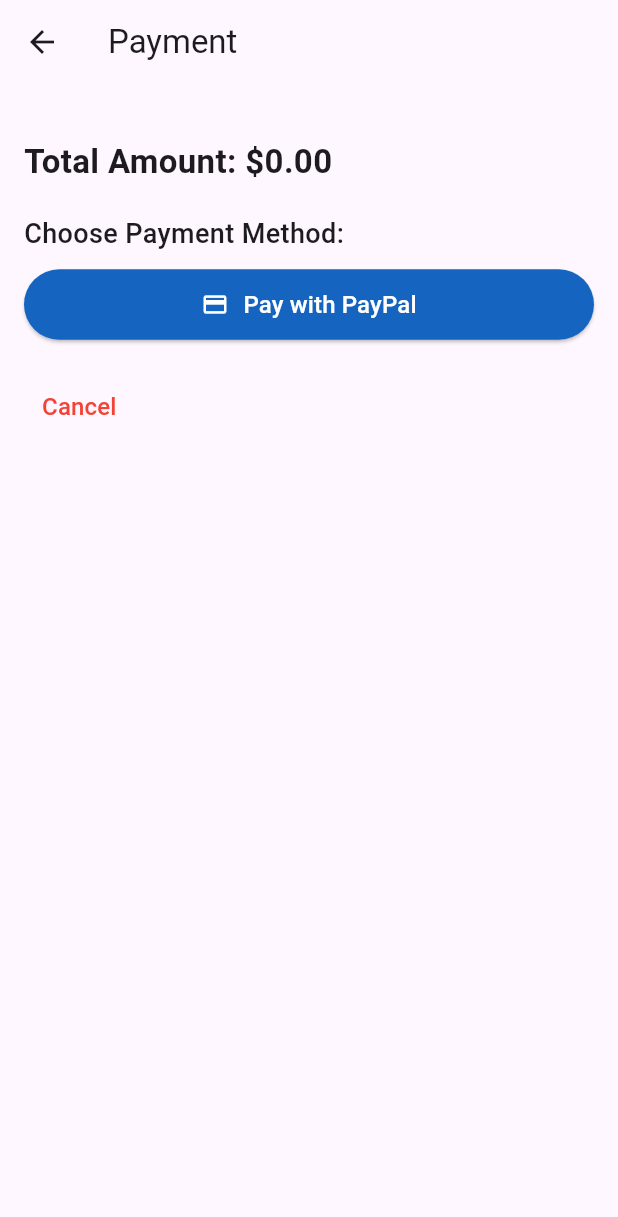
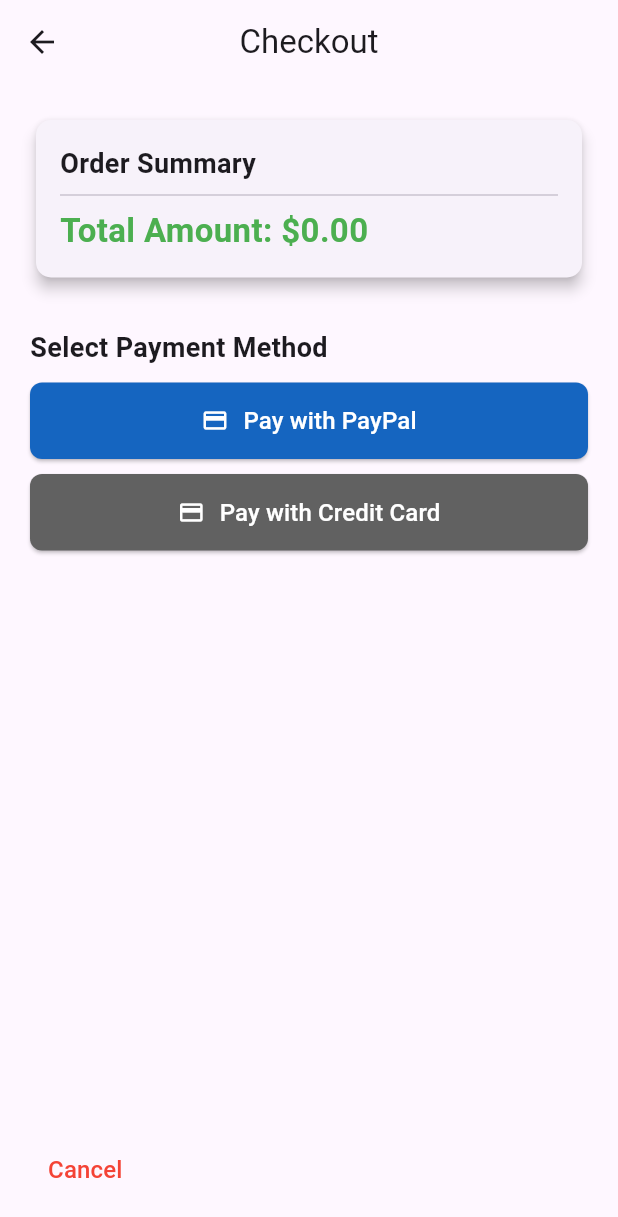
Before and after one commit to B2000513/assignmentbit31, a Flutter app: the PaymentScreen screen opened directly with empty values, on a phone screen of 412 x 824 dp. Shown: the top 1217 px of the screen. Run offline on Flutter 3.47's test engine with Material 3 defaults, Android fonts, the phone set to English and light mode, and no system bars; our stand-ins replace fl_chart, open_file, pdf, qr_flutter.

Commit message:
new project

```diff
--- a/lib/pages/BookingMainScreen.dart
+++ b/lib/pages/BookingMainScreen.dart
@@ -44,8 +44,9 @@
                     //   Event Image
                     ClipRRect(
                       borderRadius: const BorderRadius.vertical(top: Radius.circular(12)),
-                      child: Image.network(
-                        event.image,
+                      child: Image.asset(
+
+                        'assets/concert.jpg',
                         height: 180,
                         width: double.infinity,
                         fit: BoxFit.cover,
--- a/lib/pages/paymentScreen.dart
+++ b/lib/pages/paymentScreen.dart
@@ -8,49 +8,41 @@
   @override
   Widget build(BuildContext context) {
     return Scaffold(
-      appBar: AppBar(title: Text("Payment")),
+      appBar: AppBar(title: Text("Checkout"), centerTitle: true),
       body: Padding(
-        padding: const EdgeInsets.all(16.0),
+        padding: const EdgeInsets.all(20.0),
         child: Column(
           crossAxisAlignment: CrossAxisAlignment.start,
           children: [
-            SizedBox(height: 20),
-
-            //       Total Amount
-            Text(
-              "Total Amount: \$${totalPrice.toStringAsFixed(2)}",
-              style: TextStyle(fontSize: 22, fontWeight: FontWeight.bold),
-            ),
-
-            SizedBox(height: 20),
-
-            //       Payment Options
-            Text(
-              "Choose Payment Method:",
-              style: TextStyle(fontSize: 18, fontWeight: FontWeight.w500),
-            ),
-            SizedBox(height: 10),
-
-            // PayPal Payment Button
-            ElevatedButton(
-              onPressed: () {
-                _processPayPalPayment(context);
-              },
-              style: ElevatedButton.styleFrom(
-                backgroundColor: Colors.blue[800],
-                padding: EdgeInsets.symmetric(vertical: 12),
-              ),
-              child: Row(
-                mainAxisAlignment: MainAxisAlignment.center,
-                children: [
-                  Icon(Icons.payment, color: Colors.white),
-                  SizedBox(width: 10),
-                  Text("Pay with PayPal", style: TextStyle(fontSize: 16, color: Colors.white)),
-                ],
+            // Order Summary Card
+            Card(
+              elevation: 4,
+              shape: RoundedRectangleBorder(borderRadius: BorderRadius.circular(10)),
+              child: Padding(
+                padding: const EdgeInsets.all(16.0),
+                child: Column(
+                  crossAxisAlignment: CrossAxisAlignment.start,
+                  children: [
+                    Text("Order Summary", style: TextStyle(fontSize: 18, fontWeight: FontWeight.bold)),
+                    Divider(),
+                    Text("Total Amount: \$${totalPrice.toStringAsFixed(2)}",
+                        style: TextStyle(fontSize: 22, fontWeight: FontWeight.bold, color: Colors.green)),
+                  ],
+                ),
               ),
             ),
 
-            SizedBox(height: 20),
+            SizedBox(height: 30),
+
+            // Payment Methods
+            Text("Select Payment Method", style: TextStyle(fontSize: 18, fontWeight: FontWeight.bold)),
+            SizedBox(height: 10),
+
+            _buildPaymentButton(context, Icons.payment, "Pay with PayPal", Colors.blue[800], _processPayPalPayment),
+            SizedBox(height: 10),
+            _buildPaymentButton(context, Icons.credit_card, "Pay with Credit Card", Colors.grey[700], _showCreditCardDialog),
+
+            Spacer(),
 
             // Cancel Button
             TextButton(
@@ -63,9 +55,26 @@
     );
   }
 
-  //       Mock PayPal Payment Processing
+  Widget _buildPaymentButton(BuildContext context, IconData icon, String text, Color? color, Function(BuildContext) onPressed) {
+    return ElevatedButton(
+      onPressed: () => onPressed(context),
+      style: ElevatedButton.styleFrom(
+        backgroundColor: color,
+        padding: EdgeInsets.symmetric(vertical: 14),
+        shape: RoundedRectangleBorder(borderRadius: BorderRadius.circular(8)),
+      ),
+      child: Row(
+        mainAxisAlignment: MainAxisAlignment.center,
+        children: [
+          Icon(icon, color: Colors.white),
+          SizedBox(width: 10),
+          Text(text, style: TextStyle(fontSize: 16, color: Colors.white)),
+        ],
+      ),
+    );
+  }
+
   void _processPayPalPayment(BuildContext context) {
-    // Simulate payment processing
     showDialog(
       context: context,
       builder: (context) => AlertDialog(
@@ -75,7 +84,7 @@
           TextButton(
             onPressed: () {
               Navigator.pop(context);
-              Navigator.pop(context); // Go back to main screen
+              Navigator.pop(context);
             },
             child: Text("OK"),
           ),
@@ -83,4 +92,28 @@
       ),
     );
   }
+
+  void _showCreditCardDialog(BuildContext context) {
+    showDialog(
+      context: context,
+      builder: (context) => AlertDialog(
+        title: Text("Credit Card Payment"),
+        content: Column(
+          mainAxisSize: MainAxisSize.min,
+          crossAxisAlignment: CrossAxisAlignment.start,
+          children: [
+            Text("Enter your credit card details."),
+            SizedBox(height: 10),
+            TextField(decoration: InputDecoration(labelText: "Card Number"), keyboardType: TextInputType.number),
+            TextField(decoration: InputDecoration(labelText: "Expiry Date"), keyboardType: TextInputType.datetime),
+            TextField(decoration: InputDecoration(labelText: "CVV"), keyboardType: TextInputType.number),
+          ],
+        ),
+        actions: [
+          TextButton(onPressed: () => Navigator.pop(context), child: Text("Cancel")),
+          ElevatedButton(onPressed: () => Navigator.pop(context), child: Text("Submit")),
+        ],
+      ),
+    );
+  }
 }
--- a/pubspec.yaml
+++ b/pubspec.yaml
@@ -65,6 +65,8 @@
   # included with your application, so that you can use the icons in
   # the material Icons class.
   uses-material-design: true
+  assets:
+    - assets/concert.jpg
 
   # To add assets to your application, add an assets section, like this:
   # assets:
```
Also changed, not shown: lib/models/events.dart (+29 -9 lines), lib/pages/checkInSelectionScreen.dart (+28 -19 lines), lib/pages/eventDetailPage.dart (+36 -5 lines).
